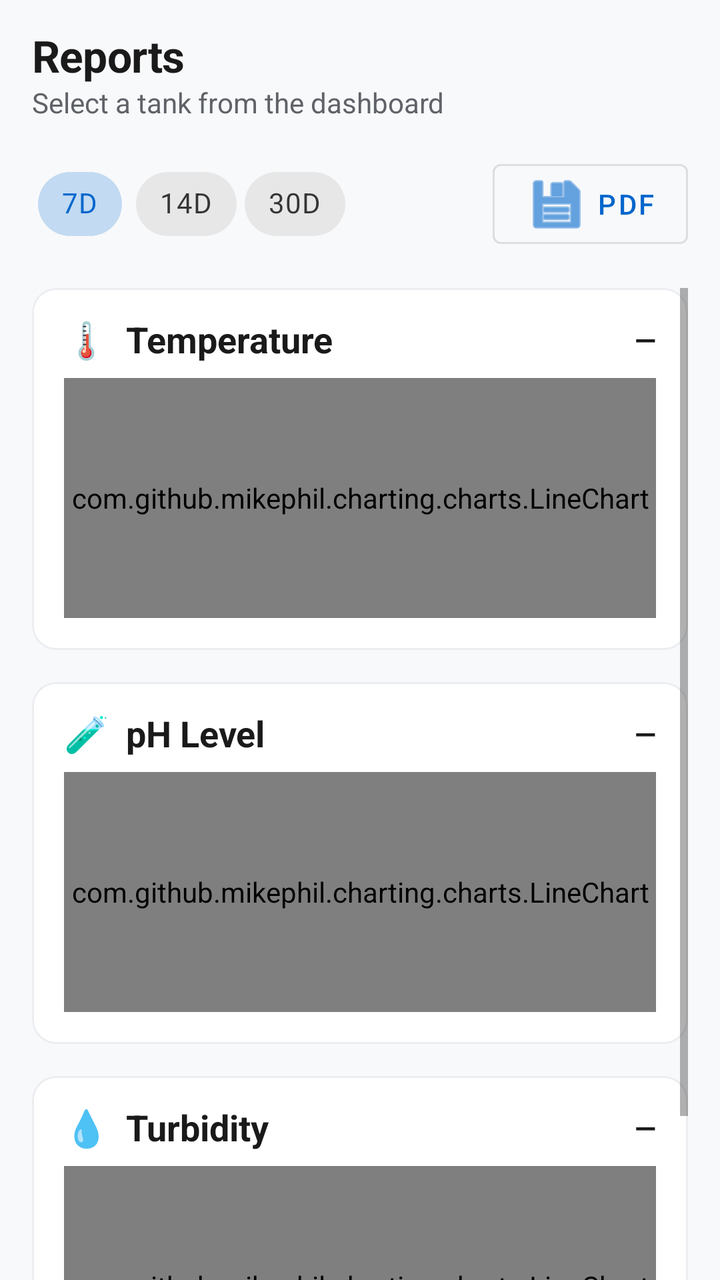
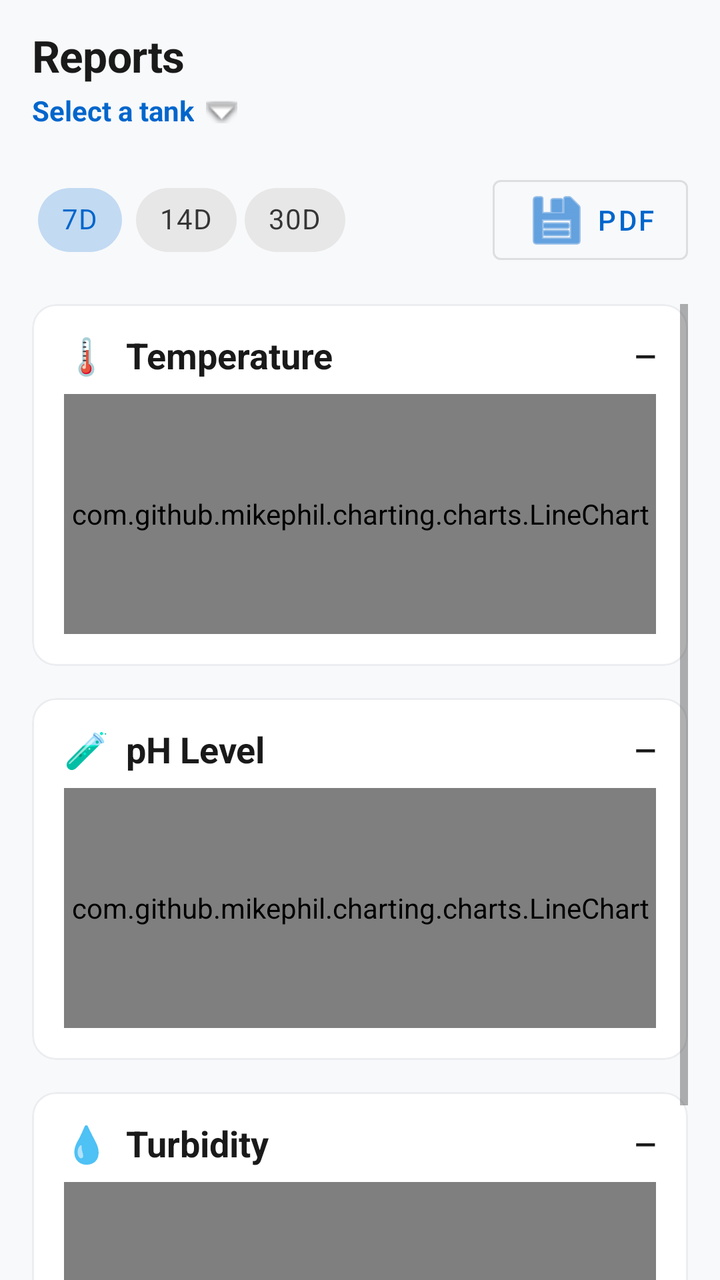

An Android layout rendered at two revisions. The XML below is the earlier revision; the diff shows what the commit changed to produce the second picture.
<!-- AndroidManifest.xml: application theme Theme.CraySafe -->
<!-- res/layout/fragment_reports.xml -->
<?xml version="1.0" encoding="utf-8"?>
<androidx.constraintlayout.widget.ConstraintLayout
    xmlns:android="http://schemas.android.com/apk/res/android"
    xmlns:app="http://schemas.android.com/apk/res-auto"
    android:layout_width="match_parent"
    android:layout_height="match_parent"
    android:background="@color/background">

    <LinearLayout
        android:id="@+id/headerLayout"
        android:layout_width="match_parent"
        android:layout_height="wrap_content"
        android:orientation="vertical"
        android:padding="@dimen/space_md"
        app:layout_constraintTop_toTopOf="parent">

        <TextView
            style="@style/Text.H2"
            android:layout_width="wrap_content"
            android:layout_height="wrap_content"
            android:text="Reports" />

        <TextView
            android:id="@+id/tvTankName"
            style="@style/Text.BodyMuted"
            android:layout_width="wrap_content"
            android:layout_height="wrap_content"
            android:text="Select a tank from the dashboard"
            android:layout_marginTop="2dp" />

        <LinearLayout
            android:layout_width="match_parent"
            android:layout_height="wrap_content"
            android:orientation="horizontal"
            android:gravity="center_vertical"
            android:layout_marginTop="@dimen/space_md">

            <com.google.android.material.chip.ChipGroup
                android:id="@+id/chipGroupRange"
                android:layout_width="0dp"
                android:layout_height="wrap_content"
                android:layout_weight="1"
                app:singleSelection="true"
                app:selectionRequired="true"
                app:chipSpacingHorizontal="@dimen/space_xs">

                <com.google.android.material.chip.Chip
                    android:id="@+id/chip7d"
                    style="@style/Widget.MaterialComponents.Chip.Choice"
                    android:layout_width="wrap_content"
                    android:layout_height="wrap_content"
                    android:text="7D"
                    android:checkable="true"
                    android:checked="true"
                    android:textAllCaps="false" />

                <com.google.android.material.chip.Chip
                    android:id="@+id/chip14d"
                    style="@style/Widget.MaterialComponents.Chip.Choice"
                    android:layout_width="wrap_content"
                    android:layout_height="wrap_content"
                    android:text="14D"
                    android:checkable="true"
                    android:textAllCaps="false" />

                <com.google.android.material.chip.Chip
                    android:id="@+id/chip30d"
                    style="@style/Widget.MaterialComponents.Chip.Choice"
                    android:layout_width="wrap_content"
                    android:layout_height="wrap_content"
                    android:text="30D"
                    android:checkable="true"
                    android:textAllCaps="false" />
            </com.google.android.material.chip.ChipGroup>

            <com.google.android.material.button.MaterialButton
                android:id="@+id/btnDownloadPdf"
                style="@style/Widget.MaterialComponents.Button.OutlinedButton"
                android:layout_width="wrap_content"
                android:layout_height="wrap_content"
                android:text="PDF"
                android:textAllCaps="false"
                android:minWidth="0dp"
                android:paddingStart="@dimen/space_md"
                android:paddingEnd="@dimen/space_md"
                app:icon="@android:drawable/ic_menu_save"
                app:iconGravity="textStart" />
        </LinearLayout>
    </LinearLayout>

    <ScrollView
        android:layout_width="match_parent"
        android:layout_height="0dp"
        android:paddingHorizontal="@dimen/space_md"
        android:paddingBottom="@dimen/space_md"
        android:clipToPadding="false"
        app:layout_constraintTop_toBottomOf="@id/headerLayout"
        app:layout_constraintBottom_toBottomOf="parent">

        <LinearLayout
            android:id="@+id/contentLayout"
            android:layout_width="match_parent"
            android:layout_height="wrap_content"
            android:orientation="vertical">

            
            <com.google.android.material.card.MaterialCardView
                android:id="@+id/cardTemperature"
                android:layout_width="match_parent"
                android:layout_height="wrap_content"
                android:layout_marginBottom="@dimen/space_md"
                android:clickable="true"
                android:focusable="true"
                app:cardCornerRadius="@dimen/radius_md"
                app:cardElevation="0dp"
                app:strokeColor="@color/card_stroke"
                app:strokeWidth="1dp"
                app:rippleColor="@color/surface_variant">

                <LinearLayout
                    android:layout_width="match_parent"
                    android:layout_height="wrap_content"
                    android:orientation="vertical"
                    android:padding="@dimen/space_md">

                    <LinearLayout
                        android:layout_width="match_parent"
                        android:layout_height="wrap_content"
                        android:orientation="horizontal"
                        android:gravity="center_vertical">

                        <TextView
                            style="@style/Text.H3"
                            android:layout_width="0dp"
                            android:layout_height="wrap_content"
                            android:layout_weight="1"
                            android:text="🌡️  Temperature" />

                        <TextView
                            android:id="@+id/tvTempAvg"
                            style="@style/Text.Body"
                            android:layout_width="wrap_content"
                            android:layout_height="wrap_content"
                            android:text="—"
                            android:textStyle="bold" />
                    </LinearLayout>

                    <com.github.mikephil.charting.charts.LineChart
                        android:id="@+id/chartTemperature"
                        android:layout_width="match_parent"
                        android:layout_height="120dp"
                        android:layout_marginTop="@dimen/space_sm" />
                </LinearLayout>
            </com.google.android.material.card.MaterialCardView>

            
            <com.google.android.material.card.MaterialCardView
                android:id="@+id/cardPh"
                android:layout_width="match_parent"
                android:layout_height="wrap_content"
                android:layout_marginBottom="@dimen/space_md"
                android:clickable="true"
                android:focusable="true"
                app:cardCornerRadius="@dimen/radius_md"
                app:cardElevation="0dp"
                app:strokeColor="@color/card_stroke"
                app:strokeWidth="1dp"
                app:rippleColor="@color/surface_variant">

                <LinearLayout
                    android:layout_width="match_parent"
                    android:layout_height="wrap_content"
                    android:orientation="vertical"
                    android:padding="@dimen/space_md">

                    <LinearLayout
                        android:layout_width="match_parent"
                        android:layout_height="wrap_content"
                        android:orientation="horizontal"
                        android:gravity="center_vertical">

                        <TextView
                            style="@style/Text.H3"
                            android:layout_width="0dp"
                            android:layout_height="wrap_content"
                            android:layout_weight="1"
                            android:text="🧪  pH Level" />

                        <TextView
                            android:id="@+id/tvPhAvg"
                            style="@style/Text.Body"
                            android:layout_width="wrap_content"
                            android:layout_height="wrap_content"
                            android:text="—"
                            android:textStyle="bold" />
                    </LinearLayout>

                    <com.github.mikephil.charting.charts.LineChart
                        android:id="@+id/chartPh"
                        android:layout_width="match_parent"
                        android:layout_height="120dp"
                        android:layout_marginTop="@dimen/space_sm" />
                </LinearLayout>
            </com.google.android.material.card.MaterialCardView>

            
            <com.google.android.material.card.MaterialCardView
                android:id="@+id/cardTurbidity"
                android:layout_width="match_parent"
                android:layout_height="wrap_content"
                android:clickable="true"
                android:focusable="true"
                app:cardCornerRadius="@dimen/radius_md"
                app:cardElevation="0dp"
                app:strokeColor="@color/card_stroke"
                app:strokeWidth="1dp"
                app:rippleColor="@color/surface_variant">

                <LinearLayout
                    android:layout_width="match_parent"
                    android:layout_height="wrap_content"
                    android:orientation="vertical"
                    android:padding="@dimen/space_md">

                    <LinearLayout
                        android:layout_width="match_parent"
                        android:layout_height="wrap_content"
                        android:orientation="horizontal"
                        android:gravity="center_vertical">

                        <TextView
                            style="@style/Text.H3"
                            android:layout_width="0dp"
                            android:layout_height="wrap_content"
                            android:layout_weight="1"
                            android:text="💧  Turbidity" />

                        <TextView
                            android:id="@+id/tvTurbAvg"
                            style="@style/Text.Body"
                            android:layout_width="wrap_content"
                            android:layout_height="wrap_content"
                            android:text="—"
                            android:textStyle="bold" />
                    </LinearLayout>

                    <com.github.mikephil.charting.charts.LineChart
                        android:id="@+id/chartTurbidity"
                        android:layout_width="match_parent"
                        android:layout_height="120dp"
                        android:layout_marginTop="@dimen/space_sm" />
                </LinearLayout>
            </com.google.android.material.card.MaterialCardView>

            
            <LinearLayout
                android:id="@+id/emptyStateLayout"
                android:layout_width="match_parent"
                android:layout_height="wrap_content"
                android:gravity="center"
                android:orientation="vertical"
                android:padding="@dimen/space_xl"
                android:visibility="gone">

                <ImageView
                    android:layout_width="80dp"
                    android:layout_height="80dp"
                    android:src="@drawable/ic_reports"
                    android:alpha="0.3"
                    app:tint="@color/text_tertiary"
                    android:contentDescription="No data" />

                <TextView
                    style="@style/Text.H3"
                    android:layout_width="wrap_content"
                    android:layout_height="wrap_content"
                    android:text="No data yet"
                    android:layout_marginTop="@dimen/space_md" />

                <TextView
                    style="@style/Text.BodyMuted"
                    android:layout_width="wrap_content"
                    android:layout_height="wrap_content"
                    android:text="Readings will appear here once your\ntank collects sensor data."
                    android:gravity="center"
                    android:layout_marginTop="@dimen/space_xs" />
            </LinearLayout>

            <ProgressBar
                android:id="@+id/progressBar"
                android:layout_width="24dp"
                android:layout_height="24dp"
                android:layout_gravity="center"
                android:layout_marginTop="@dimen/space_md"
                android:visibility="gone" />
        </LinearLayout>
    </ScrollView>

    
    <FrameLayout
        android:id="@+id/downloadOverlay"
        android:layout_width="match_parent"
        android:layout_height="match_parent"
        android:background="#B0000000"
        android:clickable="true"
        android:focusable="true"
        android:visibility="gone"
        app:layout_constraintTop_toTopOf="parent"
        app:layout_constraintBottom_toBottomOf="parent"
        app:layout_constraintStart_toStartOf="parent"
        app:layout_constraintEnd_toEndOf="parent">

        <com.google.android.material.card.MaterialCardView
            android:layout_width="280dp"
            android:layout_height="wrap_content"
            android:layout_gravity="center"
            app:cardCornerRadius="@dimen/radius_md"
            app:cardElevation="8dp">

            <LinearLayout
                android:layout_width="match_parent"
                android:layout_height="wrap_content"
                android:orientation="vertical"
                android:padding="@dimen/space_lg">

                <TextView
                    style="@style/Text.H3"
                    android:layout_width="wrap_content"
                    android:layout_height="wrap_content"
                    android:text="Generating PDF" />

                <TextView
                    style="@style/Text.BodyMuted"
                    android:layout_width="wrap_content"
                    android:layout_height="wrap_content"
                    android:text="Please don't close the app"
                    android:layout_marginTop="@dimen/space_xs" />

                <ProgressBar
                    android:id="@+id/progressDownload"
                    style="?android:attr/progressBarStyleHorizontal"
                    android:layout_width="match_parent"
                    android:layout_height="8dp"
                    android:max="100"
                    android:progress="0"
                    android:layout_marginTop="@dimen/space_md" />

                <TextView
                    android:id="@+id/tvProgressPercent"
                    style="@style/Text.Caption"
                    android:layout_width="wrap_content"
                    android:layout_height="wrap_content"
                    android:layout_gravity="end"
                    android:text="0%"
                    android:layout_marginTop="4dp" />
            </LinearLayout>
        </com.google.android.material.card.MaterialCardView>
    </FrameLayout>

</androidx.constraintlayout.widget.ConstraintLayout>
<!-- resources referenced by this layout -->
<resources>
  <color name="background">#F8F9FB</color>
  <color name="card_stroke">#EBEDF0</color>
  <color name="surface_variant">#F1F3F5</color>
  <color name="text_tertiary">#9AA0A6</color>
  <dimen name="radius_md">12dp</dimen>
  <dimen name="space_lg">24dp</dimen>
  <dimen name="space_md">16dp</dimen>
  <dimen name="space_sm">8dp</dimen>
  <dimen name="space_xl">32dp</dimen>
  <dimen name="space_xs">4dp</dimen>
  <!-- drawable ic_reports (drawable) -->
  <vector xmlns:android="http://schemas.android.com/apk/res/android"
      android:width="24dp"
      android:height="24dp"
      android:viewportWidth="24"
      android:viewportHeight="24">
      <path
          android:fillColor="#FFFFFF"
          android:pathData="M19,3H5c-1.1,0 -2,0.9 -2,2v14c0,1.1 0.9,2 2,2h14c1.1,0 2,-0.9 2,-2V5c0,-1.1 -0.9,-2 -2,-2zM9,17H7v-7h2v7zM13,17h-2V7h2v10zM17,17h-2v-4h2v4z"/>
  </vector>
  <style name="Text.Body">
          <item name="android:textSize">14sp</item>
      </style>
  <style name="Text.BodyMuted">
          <item name="android:textSize">14sp</item>
          <item name="android:textColor">@color/text_secondary</item>
      </style>
  <style name="Text.Caption">
          <item name="android:textSize">12sp</item>
          <item name="android:textColor">@color/text_secondary</item>
      </style>
  <style name="Text.H2">
          <item name="android:textSize">22sp</item>
          <item name="android:textStyle">bold</item>
          <item name="android:letterSpacing">-0.01</item>
      </style>
  <style name="Text.H3">
          <item name="android:textSize">18sp</item>
          <item name="android:textStyle">bold</item>
      </style>
  <style name="Theme.CraySafe" parent="Theme.MaterialComponents.Light.NoActionBar">
          <item name="colorPrimary">@color/primary</item>
          <item name="colorPrimaryVariant">@color/primary_dark</item>
          <item name="colorOnPrimary">@color/white</item>
  
          <item name="colorSecondary">@color/secondary</item>
          <item name="colorSecondaryVariant">@color/secondary_dark</item>
          <item name="colorOnSecondary">@color/white</item>
  
          <item name="android:colorBackground">@color/background</item>
          <item name="colorSurface">@color/surface</item>
          <item name="colorOnSurface">@color/text_primary</item>
          <item name="colorError">@color/critical</item>
  
          <item name="android:statusBarColor">@color/primary_dark</item>
          <item name="android:windowLightStatusBar">false</item>
  
          <item name="android:navigationBarColor">@color/surface</item>
      </style>
  <color name="text_secondary">#5F6368</color>
  <color name="primary">#0066CC</color>
  <color name="primary_dark">#004C99</color>
  <color name="white">#FFFFFFFF</color>
  <color name="secondary">#00B8A0</color>
  <color name="secondary_dark">#008A78</color>
  <color name="surface">#FFFFFF</color>
  <color name="text_primary">#1A1A1A</color>
  <color name="critical">#D32F2F</color>
</resources>

<!-- the commit's change to res/layout/fragment_reports.xml (unified diff, before → after) -->
@@ -25,8 +25,15 @@
             style="@style/Text.BodyMuted"
             android:layout_width="wrap_content"
             android:layout_height="wrap_content"
-            android:text="Select a tank from the dashboard"
-            android:layout_marginTop="2dp" />
+            android:text="Select a tank"
+            android:layout_marginTop="2dp"
+            android:background="?attr/selectableItemBackground"
+            android:paddingVertical="4dp"
+            android:paddingEnd="8dp"
+            android:drawableEnd="@android:drawable/arrow_down_float"
+            android:drawablePadding="6dp"
+            android:textColor="@color/primary"
+            android:textStyle="bold" />
 
         <LinearLayout
             android:layout_width="match_parent"
